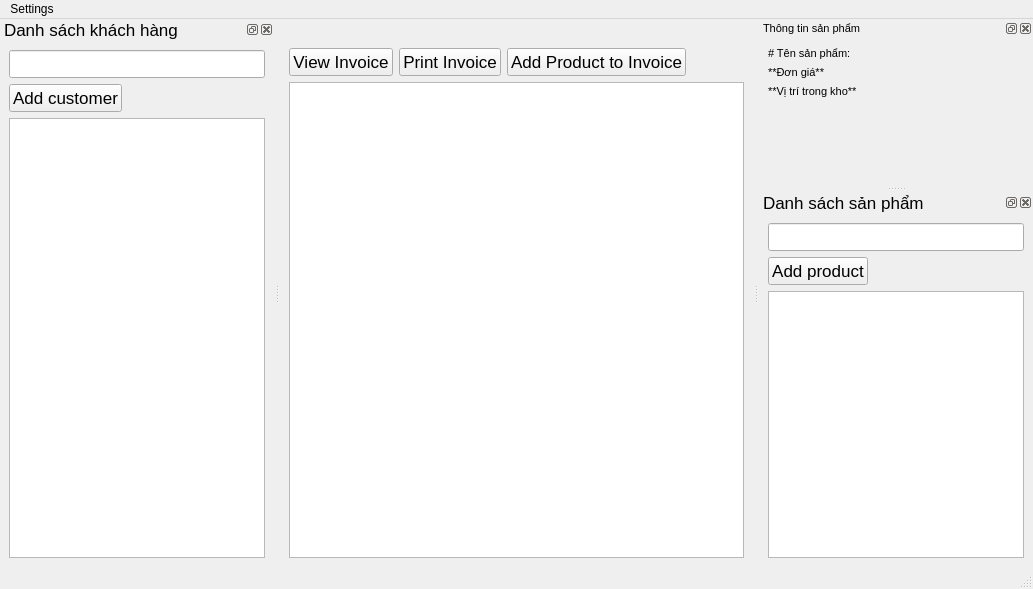
This is ui/main.ui in Achicken7301/simple-store as Qt 5 draws it before an edit. The edited form follows.
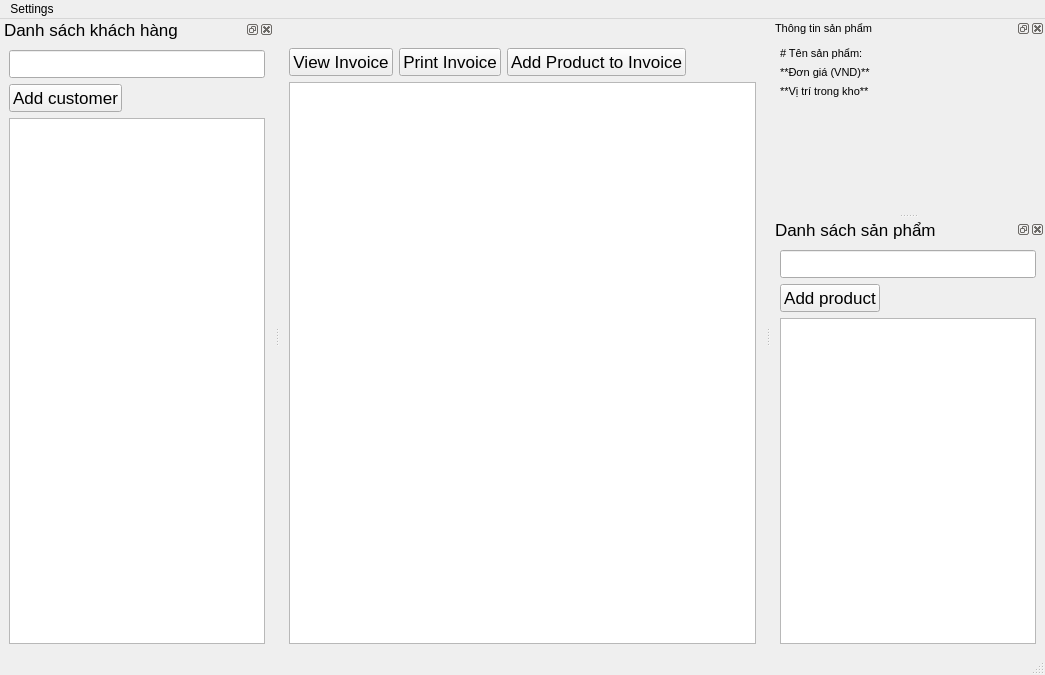
This is the edited form.

The edit to the form file:
```diff
--- a/ui/main.ui
+++ b/ui/main.ui
@@ -6,8 +6,8 @@
    <rect>
     <x>0</x>
     <y>0</y>
-    <width>1033</width>
-    <height>589</height>
+    <width>1045</width>
+    <height>675</height>
    </rect>
   </property>
   <property name="windowTitle">
@@ -84,8 +84,8 @@
     <rect>
      <x>0</x>
      <y>0</y>
-     <width>1033</width>
-     <height>21</height>
+     <width>1045</width>
+     <height>26</height>
     </rect>
    </property>
    <widget class="QMenu" name="menuSettings">
@@ -177,7 +177,7 @@
      <item row="1" column="0">
       <widget class="QLabel" name="label_2">
        <property name="text">
-        <string>**Đơn giá**</string>
+        <string>**Đơn giá (VND)**</string>
        </property>
        <property name="textFormat">
         <enum>Qt::MarkdownText</enum>
@@ -209,6 +209,12 @@
      </item>
      <item row="0" column="1">
       <widget class="QLabel" name="p_name">
+       <property name="cursor">
+        <cursorShape>ArrowCursor</cursorShape>
+       </property>
+       <property name="autoFillBackground">
+        <bool>false</bool>
+       </property>
        <property name="text">
         <string/>
        </property>
```
